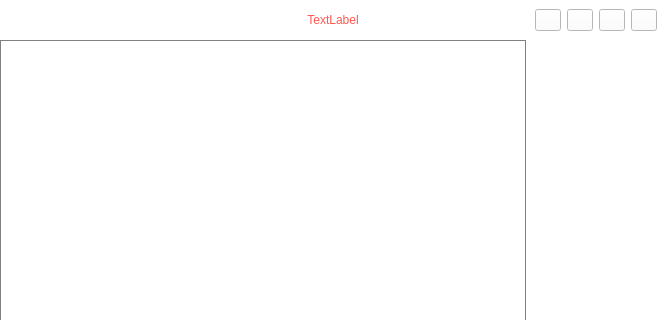
Old version of the form netClient/cell_main.ui in the repository heluxi/netChat; both pictures show x 0 to 666 and y 0 to 320 of the 666 by 625 pixel window.
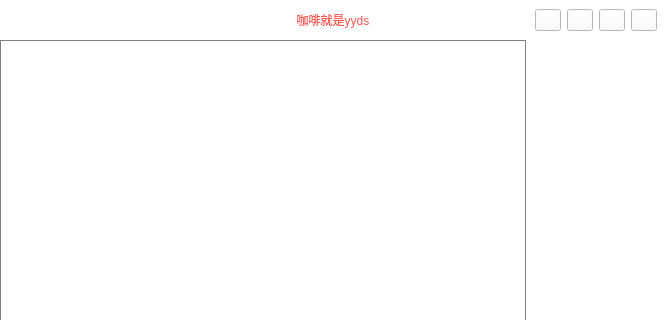
New version of the form. Icons and pictures are not drawn.

Commit message: 配置对话框的设计

What changed in the file:
```diff
--- a/netClient/cell_main.ui
+++ b/netClient/cell_main.ui
@@ -231,7 +231,7 @@
          <string notr="true">color: rgb(255, 86, 80);</string>
         </property>
         <property name="text">
-         <string>TextLabel</string>
+         <string>咖啡就是yyds</string>
         </property>
         <property name="alignment">
          <set>Qt::AlignCenter</set>
```
The commit also changes 6 other files.
